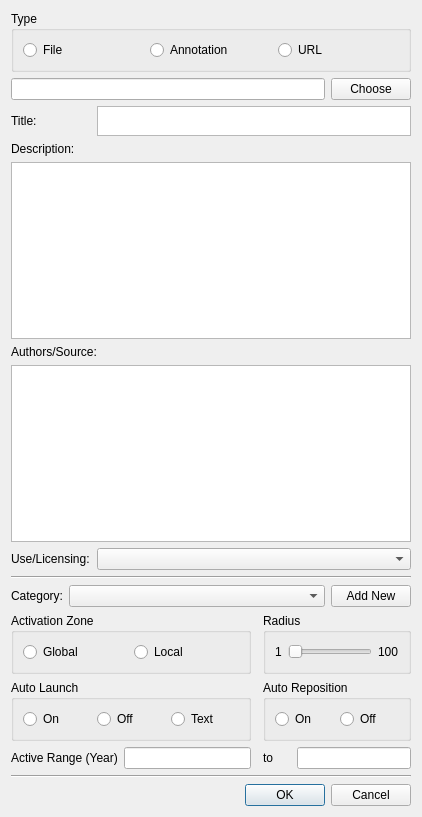
Above: src/resources/ERDialog.ui from IDREsandbox/vsim before the change. Below: the same form after it.
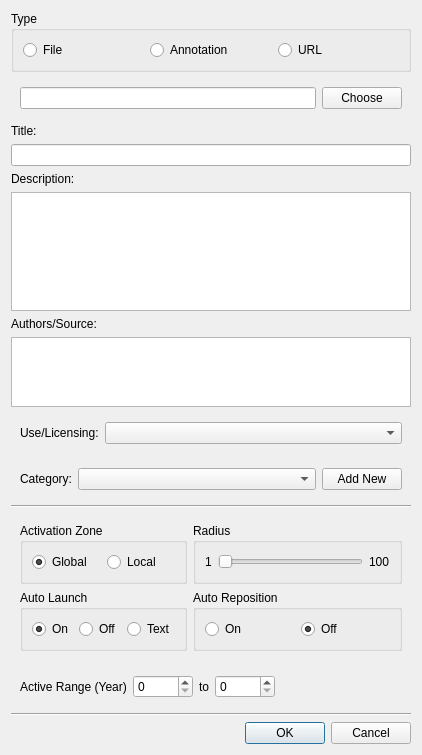
That is the form after the change.

The edit to the form file:
```diff
--- a/src/resources/ERDialog.ui
+++ b/src/resources/ERDialog.ui
@@ -7,150 +7,14 @@
     <x>0</x>
     <y>0</y>
     <width>422</width>
-    <height>817</height>
+    <height>755</height>
    </rect>
   </property>
-  <property name="minimumSize">
-   <size>
-    <width>422</width>
-    <height>817</height>
-   </size>
-  </property>
-  <property name="maximumSize">
-   <size>
-    <width>422</width>
-    <height>817</height>
-   </size>
-  </property>
   <property name="windowTitle">
    <string>Dialog</string>
   </property>
-  <layout class="QGridLayout" name="gridLayout">
-   <item row="17" column="3">
-    <widget class="QLineEdit" name="lower"/>
-   </item>
-   <item row="9" column="1" colspan="6">
-    <widget class="QComboBox" name="categories"/>
-   </item>
-   <item row="19" column="0" colspan="8">
-    <widget class="QDialogButtonBox" name="buttonBox">
-     <property name="orientation">
-      <enum>Qt::Horizontal</enum>
-     </property>
-     <property name="standardButtons">
-      <set>QDialogButtonBox::Cancel|QDialogButtonBox::Ok</set>
-     </property>
-    </widget>
-   </item>
-   <item row="17" column="0" colspan="3">
-    <widget class="QLabel" name="label_range">
-     <property name="text">
-      <string>Active Range (Year)</string>
-     </property>
-    </widget>
-   </item>
-   <item row="17" column="5">
-    <widget class="QLabel" name="label_to">
-     <property name="text">
-      <string>to</string>
-     </property>
-    </widget>
-   </item>
-   <item row="18" column="0" colspan="8">
-    <widget class="Line" name="line_2">
-     <property name="orientation">
-      <enum>Qt::Horizontal</enum>
-     </property>
-    </widget>
-   </item>
-   <item row="17" column="6" colspan="2">
-    <widget class="QLineEdit" name="upper"/>
-   </item>
-   <item row="5" column="0" colspan="3">
-    <widget class="QLabel" name="label_authors">
-     <property name="text">
-      <string>Authors/Source:</string>
-     </property>
-    </widget>
-   </item>
-   <item row="6" column="0" colspan="8">
-    <widget class="QTextEdit" name="authors"/>
-   </item>
-   <item row="2" column="0">
-    <widget class="QLabel" name="label_title">
-     <property name="text">
-      <string>Title:</string>
-     </property>
-    </widget>
-   </item>
-   <item row="1" column="7">
-    <widget class="QPushButton" name="choose">
-     <property name="text">
-      <string>Choose</string>
-     </property>
-    </widget>
-   </item>
-   <item row="7" column="0" colspan="2">
-    <widget class="QLabel" name="label_use">
-     <property name="text">
-      <string>Use/Licensing:</string>
-     </property>
-    </widget>
-   </item>
-   <item row="3" column="0" colspan="2">
-    <widget class="QLabel" name="label_description">
-     <property name="text">
-      <string>Description:</string>
-     </property>
-    </widget>
-   </item>
-   <item row="8" column="0" colspan="8">
-    <widget class="Line" name="line">
-     <property name="orientation">
-      <enum>Qt::Horizontal</enum>
-     </property>
-    </widget>
-   </item>
-   <item row="1" column="0" colspan="7">
-    <widget class="QLineEdit" name="path"/>
-   </item>
-   <item row="4" column="0" colspan="8">
-    <widget class="QTextEdit" name="description"/>
-   </item>
-   <item row="9" column="0">
-    <widget class="QLabel" name="label_cat">
-     <property name="text">
-      <string>Category:</string>
-     </property>
-    </widget>
-   </item>
-   <item row="7" column="2" colspan="6">
-    <widget class="QComboBox" name="licensing"/>
-   </item>
-   <item row="9" column="7">
-    <widget class="QPushButton" name="addnew">
-     <property name="text">
-      <string>Add New</string>
-     </property>
-    </widget>
-   </item>
-   <item row="2" column="2" colspan="6">
-    <widget class="QTextEdit" name="title">
-     <property name="sizePolicy">
-      <sizepolicy hsizetype="Expanding" vsizetype="Fixed">
-       <horstretch>0</horstretch>
-       <verstretch>0</verstretch>
-      </sizepolicy>
-     </property>
-     <property name="maximumSize">
-      <size>
-       <width>16777215</width>
-       <height>30</height>
-      </size>
-     </property>
-    </widget>
-   </item>
-   <item row="0" column="0" colspan="8">
+  <layout class="QVBoxLayout" name="verticalLayout">
+   <item>
     <widget class="QGroupBox" name="type">
      <property name="title">
       <string>Type</string>
@@ -180,130 +44,337 @@
      </layout>
     </widget>
    </item>
-   <item row="16" column="5" colspan="3">
-    <widget class="QGroupBox" name="autoreposition">
-     <property name="title">
-      <string>Auto Reposition</string>
-     </property>
-     <layout class="QHBoxLayout" name="horizontalLayout_3">
+   <item>
+    <widget class="QWidget" name="widget" native="true">
+     <layout class="QHBoxLayout" name="horizontalLayout_6">
       <item>
-       <widget class="QRadioButton" name="on">
+       <widget class="QLineEdit" name="path"/>
+      </item>
+      <item>
+       <widget class="QPushButton" name="choose">
         <property name="text">
-         <string>On</string>
+         <string>Choose</string>
         </property>
        </widget>
       </item>
+     </layout>
+    </widget>
+   </item>
+   <item>
+    <widget class="QLabel" name="label_title">
+     <property name="text">
+      <string>Title:</string>
+     </property>
+    </widget>
+   </item>
+   <item>
+    <widget class="QLineEdit" name="title"/>
+   </item>
+   <item>
+    <widget class="QLabel" name="label_description">
+     <property name="text">
+      <string>Description:</string>
+     </property>
+    </widget>
+   </item>
+   <item>
+    <widget class="QTextEdit" name="description">
+     <property name="sizePolicy">
+      <sizepolicy hsizetype="Expanding" vsizetype="Expanding">
+       <horstretch>0</horstretch>
+       <verstretch>3</verstretch>
+      </sizepolicy>
+     </property>
+    </widget>
+   </item>
+   <item>
+    <widget class="QLabel" name="label_authors">
+     <property name="text">
+      <string>Authors/Source:</string>
+     </property>
+    </widget>
+   </item>
+   <item>
+    <widget class="QTextEdit" name="authors">
+     <property name="sizePolicy">
+      <sizepolicy hsizetype="Expanding" vsizetype="Expanding">
+       <horstretch>0</horstretch>
+       <verstretch>1</verstretch>
+      </sizepolicy>
+     </property>
+    </widget>
+   </item>
+   <item>
+    <widget class="QWidget" name="widget_2" native="true">
+     <layout class="QHBoxLayout" name="horizontalLayout_7">
       <item>
-       <widget class="QRadioButton" name="off">
+       <widget class="QLabel" name="label_use">
+        <property name="sizePolicy">
+         <sizepolicy hsizetype="Fixed" vsizetype="Preferred">
+          <horstretch>0</horstretch>
+          <verstretch>0</verstretch>
+         </sizepolicy>
+        </property>
         <property name="text">
-         <string>Off</string>
+         <string>Use/Licensing:</string>
         </property>
        </widget>
       </item>
+      <item>
+       <widget class="QComboBox" name="licensing"/>
+      </item>
      </layout>
     </widget>
    </item>
-   <item row="16" column="0" colspan="4">
-    <widget class="QGroupBox" name="autolaunch">
-     <property name="title">
-      <string>Auto Launch</string>
-     </property>
-     <layout class="QHBoxLayout" name="horizontalLayout_2">
+   <item>
+    <widget class="QWidget" name="widget_5" native="true">
+     <layout class="QHBoxLayout" name="horizontalLayout_9">
       <item>
-       <widget class="QRadioButton" name="on_2">
+       <widget class="QLabel" name="label_cat">
         <property name="text">
-         <string>On</string>
+         <string>Category:</string>
         </property>
        </widget>
       </item>
       <item>
-       <widget class="QRadioButton" name="off_2">
-        <property name="text">
-         <string>Off</string>
+       <widget class="QComboBox" name="categories">
+        <property name="sizePolicy">
+         <sizepolicy hsizetype="Preferred" vsizetype="Fixed">
+          <horstretch>1</horstretch>
+          <verstretch>0</verstretch>
+         </sizepolicy>
         </property>
        </widget>
       </item>
       <item>
-       <widget class="QRadioButton" name="text">
+       <widget class="QPushButton" name="addnew">
         <property name="text">
-         <string>Text</string>
+         <string>Add New</string>
         </property>
        </widget>
       </item>
      </layout>
     </widget>
    </item>
-   <item row="12" column="0" colspan="4">
-    <widget class="QGroupBox" name="activationzone">
-     <property name="title">
-      <string>Activation Zone</string>
+   <item>
+    <widget class="Line" name="line">
+     <property name="orientation">
+      <enum>Qt::Horizontal</enum>
      </property>
-     <layout class="QHBoxLayout" name="horizontalLayout">
-      <item>
-       <widget class="QRadioButton" name="global">
-        <property name="text">
-         <string>Global</string>
+    </widget>
+   </item>
+   <item>
+    <widget class="QWidget" name="widget_4" native="true">
+     <layout class="QGridLayout" name="gridLayout">
+      <item row="0" column="0">
+       <widget class="QGroupBox" name="activationzone">
+        <property name="title">
+         <string>Activation Zone</string>
         </property>
+        <layout class="QHBoxLayout" name="horizontalLayout">
+         <item>
+          <widget class="QRadioButton" name="global">
+           <property name="text">
+            <string>Global</string>
+           </property>
+           <property name="checked">
+            <bool>true</bool>
+           </property>
+          </widget>
+         </item>
+         <item>
+          <widget class="QRadioButton" name="local">
+           <property name="text">
+            <string>Local</string>
+           </property>
+          </widget>
+         </item>
+        </layout>
        </widget>
       </item>
-      <item>
-       <widget class="QRadioButton" name="local">
-        <property name="text">
-         <string>Local</string>
+      <item row="0" column="1">
+       <widget class="QGroupBox" name="groupBox">
+        <property name="title">
+         <string>Radius</string>
         </property>
+        <layout class="QHBoxLayout" name="horizontalLayout_5">
+         <item>
+          <widget class="QLabel" name="label_1">
+           <property name="text">
+            <string>1</string>
+           </property>
+          </widget>
+         </item>
+         <item>
+          <widget class="QSlider" name="radius">
+           <property name="minimum">
+            <number>1</number>
+           </property>
+           <property name="maximum">
+            <number>100</number>
+           </property>
+           <property name="orientation">
+            <enum>Qt::Horizontal</enum>
+           </property>
+           <property name="invertedAppearance">
+            <bool>false</bool>
+           </property>
+           <property name="invertedControls">
+            <bool>false</bool>
+           </property>
+           <property name="tickPosition">
+            <enum>QSlider::NoTicks</enum>
+           </property>
+           <property name="tickInterval">
+            <number>10</number>
+           </property>
+          </widget>
+         </item>
+         <item>
+          <widget class="QLabel" name="label_100">
+           <property name="text">
+            <string>100</string>
+           </property>
+          </widget>
+         </item>
+        </layout>
        </widget>
       </item>
+      <item row="1" column="0">
+       <widget class="QGroupBox" name="autolaunch">
+        <property name="title">
+         <string>Auto Launch</string>
+        </property>
+        <layout class="QHBoxLayout" name="horizontalLayout_2">
+         <item>
+          <widget class="QRadioButton" name="on_2">
+           <property name="text">
+            <string>On</string>
+           </property>
+           <property name="checked">
+            <bool>true</bool>
+           </property>
+          </widget>
+         </item>
+         <item>
+          <widget class="QRadioButton" name="off_2">
+           <property name="text">
+            <string>Off</string>
+           </property>
+          </widget>
+         </item>
+         <item>
+          <widget class="QRadioButton" name="text">
+           <property name="text">
+            <string>Text</string>
+           </property>
+          </widget>
+         </item>
+        </layout>
+       </widget>
+      </item>
+      <item row="1" column="1">
+       <widget class="QGroupBox" name="autoreposition">
+        <property name="title">
+         <string>Auto Reposition</string>
+        </property>
+        <property name="checkable">
+         <bool>false</bool>
+        </property>
+        <layout class="QHBoxLayout" name="horizontalLayout_3">
+         <item>
+          <widget class="QRadioButton" name="on">
+           <property name="text">
+            <string>On</string>
+           </property>
+          </widget>
+         </item>
+         <item>
+          <widget class="QRadioButton" name="off">
+           <property name="text">
+            <string>Off</string>
+           </property>
+           <property name="checked">
+            <bool>true</bool>
+           </property>
+          </widget>
+         </item>
+        </layout>
+       </widget>
+      </item>
      </layout>
     </widget>
    </item>
-   <item row="12" column="5" colspan="3">
-    <widget class="QGroupBox" name="groupBox">
-     <property name="title">
-      <string>Radius</string>
-     </property>
-     <layout class="QHBoxLayout" name="horizontalLayout_5">
+   <item>
+    <widget class="QWidget" name="widget_3" native="true">
+     <layout class="QHBoxLayout" name="horizontalLayout_8">
       <item>
-       <widget class="QLabel" name="label_1">
+       <widget class="QLabel" name="label_range">
         <property name="text">
-         <string>1</string>
+         <string>Active Range (Year)</string>
         </property>
        </widget>
       </item>
       <item>
-       <widget class="QSlider" name="radius">
-        <property name="minimum">
-         <number>1</number>
+       <widget class="QSpinBox" name="year_lower">
+        <property name="minimumSize">
+         <size>
+          <width>60</width>
+          <height>0</height>
+         </size>
         </property>
-        <property name="maximum">
-         <number>100</number>
+       </widget>
+      </item>
+      <item>
+       <widget class="QLabel" name="label_to">
+        <property name="text">
+         <string>to</string>
         </property>
+       </widget>
+      </item>
+      <item>
+       <widget class="QSpinBox" name="year_upper">
+        <property name="minimumSize">
+         <size>
+          <width>60</width>
+          <height>0</height>
+         </size>
+        </property>
+       </widget>
+      </item>
+      <item>
+       <spacer name="horizontalSpacer">
         <property name="orientation">
          <enum>Qt::Horizontal</enum>
         </property>
-        <property name="invertedAppearance">
-         <bool>false</bool>
+        <property name="sizeHint" stdset="0">
+         <size>
+          <width>40</width>
+          <height>20</height>
+         </size>
         </property>
-        <property name="invertedControls">
-         <bool>false</bool>
-        </property>
-        <property name="tickPosition">
-         <enum>QSlider::NoTicks</enum>
-        </property>
-        <property name="tickInterval">
-         <number>10</number>
-        </property>
-       </widget>
-      </item>
-      <item>
-       <widget class="QLabel" name="label_100">
-        <property name="text">
-         <string>100</string>
-        </property>
-       </widget>
+       </spacer>
       </item>
      </layout>
     </widget>
    </item>
+   <item>
+    <widget class="Line" name="line_2">
+     <property name="orientation">
+      <enum>Qt::Horizontal</enum>
+     </property>
+    </widget>
+   </item>
+   <item>
+    <widget class="QDialogButtonBox" name="buttonBox">
+     <property name="orientation">
+      <enum>Qt::Horizontal</enum>
+     </property>
+     <property name="standardButtons">
+      <set>QDialogButtonBox::Cancel|QDialogButtonBox::Ok</set>
+     </property>
+    </widget>
+   </item>
   </layout>
  </widget>
  <resources/>
```
